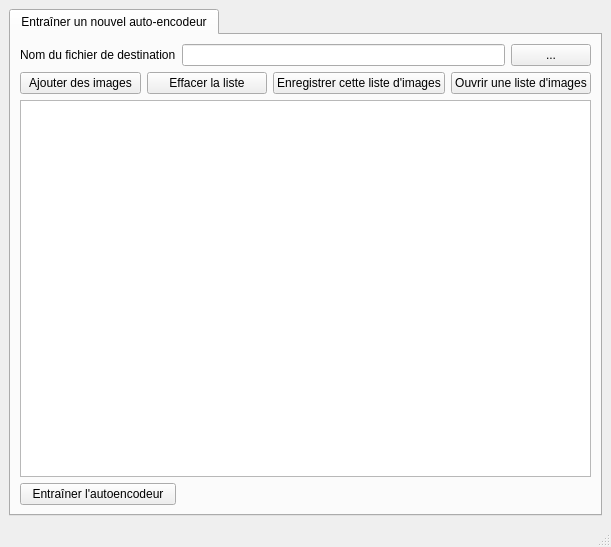
First picture: the form in mainwindow.ui, repository YacineBel91/CNNAutoencoder, before the edit.
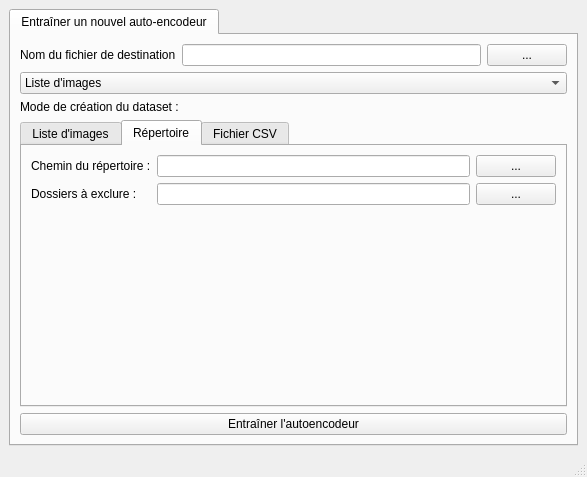
Second picture: the form after the edit. The open tabs and pages were chosen to show the change.

The edit to the form file:
```diff
--- a/mainwindow.ui
+++ b/mainwindow.ui
@@ -6,8 +6,8 @@
    <rect>
     <x>0</x>
     <y>0</y>
-    <width>611</width>
-    <height>547</height>
+    <width>542</width>
+    <height>477</height>
    </rect>
   </property>
   <property name="windowTitle">
@@ -24,70 +24,225 @@
        <attribute name="title">
         <string>Entraîner un nouvel auto-encodeur</string>
        </attribute>
-       <layout class="QGridLayout" name="gridLayout">
-        <item row="2" column="0" colspan="3">
-         <widget class="QListWidget" name="listWidget">
-          <property name="iconSize">
-           <size>
-            <width>32</width>
-            <height>32</height>
-           </size>
-          </property>
-          <property name="viewMode">
-           <enum>QListView::IconMode</enum>
-          </property>
-         </widget>
-        </item>
-        <item row="0" column="1">
-         <widget class="QLineEdit" name="newAutoEncoderNameLineEdit"/>
-        </item>
-        <item row="0" column="2">
-         <widget class="QPushButton" name="newAutoEncoderSaveButton">
-          <property name="text">
-           <string>...</string>
-          </property>
-         </widget>
-        </item>
-        <item row="0" column="0">
-         <widget class="QLabel" name="label">
-          <property name="text">
-           <string>Nom du fichier de destination</string>
-          </property>
-         </widget>
-        </item>
-        <item row="1" column="0" colspan="3">
-         <layout class="QHBoxLayout" name="horizontalLayout">
+       <layout class="QVBoxLayout" name="verticalLayout_3">
+        <item>
+         <layout class="QHBoxLayout" name="horizontalLayout_2">
           <item>
-           <widget class="QPushButton" name="addImagesButton">
+           <widget class="QLabel" name="label">
             <property name="text">
-             <string>Ajouter des images</string>
+             <string>Nom du fichier de destination</string>
             </property>
            </widget>
           </item>
           <item>
-           <widget class="QPushButton" name="clearImageListButton">
-            <property name="text">
-             <string>Effacer la liste</string>
+           <widget class="QLineEdit" name="newAutoEncoderNameLineEdit">
+            <property name="readOnly">
+             <bool>true</bool>
             </property>
            </widget>
           </item>
           <item>
-           <widget class="QPushButton" name="saveImageListButton">
+           <widget class="QPushButton" name="newAutoEncoderSaveButton">
             <property name="text">
-             <string>Enregistrer cette liste d'images</string>
-            </property>
-           </widget>
-          </item>
-          <item>
-           <widget class="QPushButton" name="openImageListButton">
-            <property name="text">
-             <string>Ouvrir une liste d'images</string>
+             <string>...</string>
             </property>
            </widget>
           </item>
          </layout>
         </item>
-        <item row="3" column="0">
+        <item>
+         <widget class="QComboBox" name="comboBox_2">
+          <item>
+           <property name="text">
+            <string>Liste d'images</string>
+           </property>
+          </item>
+          <item>
+           <property name="text">
+            <string>Répertoire</string>
+           </property>
+          </item>
+          <item>
+           <property name="text">
+            <string>Fichier CSV</string>
+           </property>
+          </item>
+         </widget>
+        </item>
+        <item>
+         <widget class="QLabel" name="label_3">
+          <property name="text">
+           <string>Mode de création du dataset :</string>
+          </property>
+         </widget>
+        </item>
+        <item>
+         <widget class="QTabWidget" name="tabWidget_2">
+          <property name="currentIndex">
+           <number>0</number>
+          </property>
+          <widget class="QWidget" name="tab">
+           <attribute name="title">
+            <string>Liste d'images</string>
+           </attribute>
+           <layout class="QGridLayout" name="gridLayout">
+            <item row="0" column="0">
+             <layout class="QHBoxLayout" name="horizontalLayout_3">
+              <item>
+               <widget class="QPushButton" name="addImagesButton">
+                <property name="text">
+                 <string>Ajouter des images</string>
+                </property>
+               </widget>
+              </item>
+              <item>
+               <widget class="QPushButton" name="clearImageListButton">
+                <property name="text">
+                 <string>Effacer la liste</string>
+                </property>
+               </widget>
+              </item>
+              <item>
+               <widget class="QPushButton" name="saveImageListButton">
+                <property name="text">
+                 <string>Enregistrer cette liste d'images</string>
+                </property>
+               </widget>
+              </item>
+              <item>
+               <widget class="QPushButton" name="openImageListButton">
+                <property name="text">
+                 <string>Ouvrir une liste d'images</string>
+                </property>
+               </widget>
+              </item>
+             </layout>
+            </item>
+            <item row="1" column="0">
+             <widget class="QListWidget" name="listWidget">
+              <property name="iconSize">
+               <size>
+                <width>32</width>
+                <height>32</height>
+               </size>
+              </property>
+              <property name="viewMode">
+               <enum>QListView::IconMode</enum>
+              </property>
+             </widget>
+            </item>
+           </layout>
+          </widget>
+          <widget class="QWidget" name="tab_2">
+           <attribute name="title">
+            <string>Répertoire</string>
+           </attribute>
+           <layout class="QVBoxLayout" name="verticalLayout_2">
+            <item>
+             <layout class="QGridLayout" name="gridLayout_2">
+              <item row="0" column="0">
+               <widget class="QLabel" name="label_4">
+                <property name="text">
+                 <string>Chemin du répertoire :</string>
+                </property>
+               </widget>
+              </item>
+              <item row="0" column="1">
+               <widget class="QLineEdit" name="lineEdit">
+                <property name="readOnly">
+                 <bool>true</bool>
+                </property>
+               </widget>
+              </item>
+              <item row="0" column="2">
+               <widget class="QPushButton" name="pushButton">
+                <property name="text">
+                 <string>...</string>
+                </property>
+               </widget>
+              </item>
+              <item row="1" column="0">
+               <widget class="QLabel" name="label_5">
+                <property name="text">
+                 <string>Dossiers à exclure :</string>
+                </property>
+               </widget>
+              </item>
+              <item row="1" column="1">
+               <widget class="QLineEdit" name="lineEdit_2">
+                <property name="readOnly">
+                 <bool>true</bool>
+                </property>
+               </widget>
+              </item>
+              <item row="1" column="2">
+               <widget class="QPushButton" name="pushButton_2">
+                <property name="text">
+                 <string>...</string>
+                </property>
+               </widget>
+              </item>
+             </layout>
+            </item>
+            <item>
+             <spacer name="verticalSpacer">
+              <property name="orientation">
+               <enum>Qt::Vertical</enum>
+              </property>
+              <property name="sizeHint" stdset="0">
+               <size>
+                <width>20</width>
+                <height>162</height>
+               </size>
+              </property>
+             </spacer>
+            </item>
+           </layout>
+          </widget>
+          <widget class="QWidget" name="tab_3">
+           <attribute name="title">
+            <string>Fichier CSV</string>
+           </attribute>
+           <layout class="QGridLayout" name="gridLayout_3">
+            <item row="0" column="0">
+             <widget class="QLabel" name="label_6">
+              <property name="text">
+               <string>Chemin du fichier :</string>
+              </property>
+             </widget>
+            </item>
+            <item row="0" column="1">
+             <widget class="QLineEdit" name="lineEdit_3">
+              <property name="readOnly">
+               <bool>true</bool>
+              </property>
+             </widget>
+            </item>
+            <item row="0" column="2">
+             <widget class="QPushButton" name="pushButton_3">
+              <property name="text">
+               <string>...</string>
+              </property>
+             </widget>
+            </item>
+            <item row="1" column="1">
+             <spacer name="verticalSpacer_2">
+              <property name="orientation">
+               <enum>Qt::Vertical</enum>
+              </property>
+              <property name="sizeHint" stdset="0">
+               <size>
+                <width>20</width>
+                <height>193</height>
+               </size>
+              </property>
+             </spacer>
+            </item>
+           </layout>
+          </widget>
+         </widget>
+        </item>
+        <item>
          <widget class="QPushButton" name="trainAutoEncoderButton">
           <property name="text">
            <string>Entraîner l'autoencodeur</string>
@@ -105,7 +260,7 @@
     <rect>
      <x>0</x>
      <y>0</y>
-     <width>611</width>
+     <width>542</width>
      <height>21</height>
     </rect>
    </property>
```
